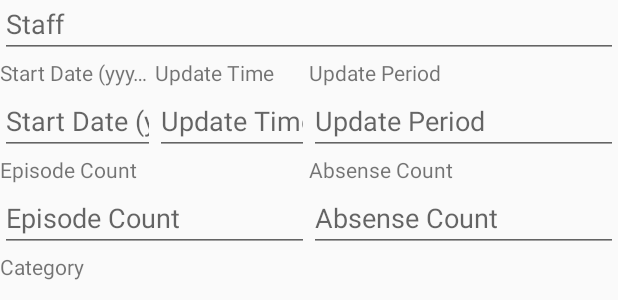
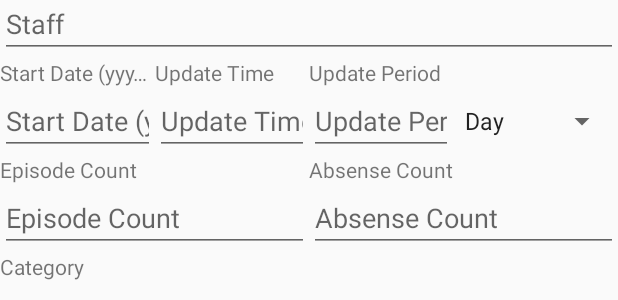
Before and after one commit to lxfly2000/AnimeSchedule, an Android app: the layout dialog_edit_anime.xml on its own in the app's theme, with its tools: preview values and no code run, on a phone screen of 412 x 824 dp. Shown: the part 524-824 px from the top of the screen. Run offline under Robolectric (Android 15) with nearby library versions, the phone set to English and light mode, and no system bars.

Commit message:
Fix mistake. Maybe this is the final update.

```diff
--- a/app/build.gradle
+++ b/app/build.gradle
@@ -7,8 +7,8 @@ android {
         applicationId "com.lxfly2000.animeschedule"
         minSdkVersion 21
         targetSdkVersion 28
-        versionCode 131
-        versionName "5.8.2"
+        versionCode 132
+        versionName "5.8.3"
         testInstrumentationRunner "androidx.test.runner.AndroidJUnitRunner"
         buildConfigField "String", "BUILD_DATE", "\"" + new Date().format("yyyy-M-d") + "\""
     }
--- a/app/src/main/res/layout/dialog_edit_anime.xml
+++ b/app/src/main/res/layout/dialog_edit_anime.xml
@@ -127,15 +127,15 @@
                         android:layout_width="match_parent"
                         android:layout_height="wrap_content">
                     <EditText
-                            android:layout_width="match_parent"
+                            android:layout_width="0dp"
                             android:layout_height="wrap_content"
                             android:inputType="number"
                             android:ems="10"
                             android:id="@+id/editDialogUpdatePeriod"
-                            android:hint="@string/label_update_period"/>
+                            android:hint="@string/label_update_period" android:layout_weight="1"/>
                     <Spinner
-                            android:layout_width="match_parent"
-                            android:layout_height="wrap_content" android:id="@+id/comboDialogUpdatePeriodUnit"
+                            android:layout_width="wrap_content"
+                            android:layout_height="match_parent" android:id="@+id/comboDialogUpdatePeriodUnit"
                             android:entries="@array/label_units"/>
                 </LinearLayout>
             </LinearLayout>
```
